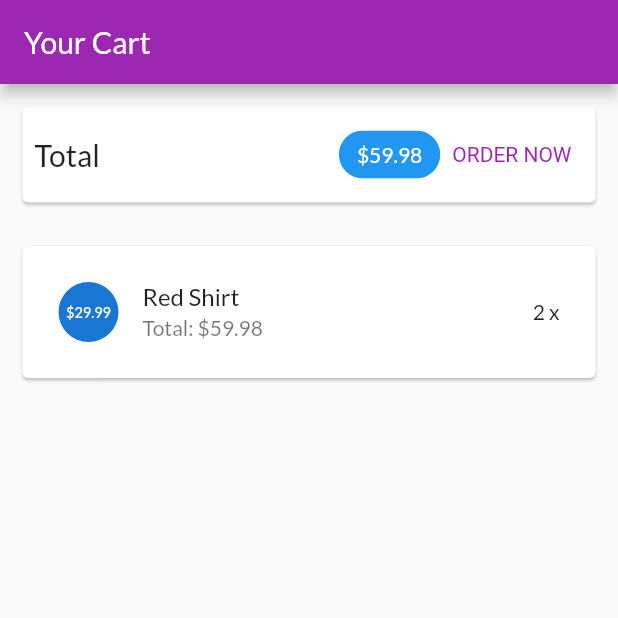
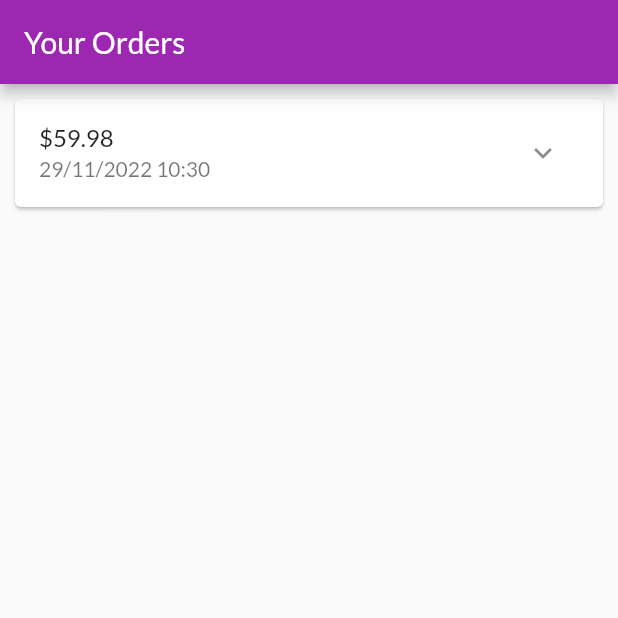
Before and after one commit to stepup79/ct484_myshop, a Flutter app: the screen it shows after launch, on a phone screen of 412 x 824 dp, the top half of it. Run offline on Flutter 3.47's test engine with Material 2 defaults, Android fonts, the phone set to English and light mode, and no system bars.

Commit message:
Xay dung trang cac dat hang

```diff
--- a/lib/main.dart
+++ b/lib/main.dart
@@ -4,6 +4,7 @@ import 'ui/products/product_detail_screen.dart';
 import 'ui/products/product_overview_screen.dart';
 import 'ui/products/user_products_screen.dart';
 import 'ui/cart/cart_screen.dart';
+import 'ui/orders/orders_screen.dart';
 
 void main() {
   runApp(const MyApp());
@@ -35,7 +36,7 @@ class MyApp extends StatelessWidget {
       //     child: ProductsOverviewScreen(),
       // ),
       home: const SafeArea(
-          child: CartScreen(),
+          child: OrdersScreen(),
       ),
     );
   }
--- /dev/null
+++ b/lib/models/order_item.dart
@@ -0,0 +1,33 @@
+import 'cart_item.dart';
+
+class OrderItem {
+  final String? id;
+  final double amount;
+  final List<CartItem> products;
+  final DateTime dateTime;
+
+  int get productCount {
+    return products.length;
+  }
+
+  OrderItem({
+    this.id,
+    required this.amount,
+    required this.products,
+    DateTime? dateTime,
+  }) : dateTime = dateTime ?? DateTime.now();
+
+  OrderItem copyWith({
+    String? id,
+    double? amount,
+    List<CartItem>? products,
+    DateTime? dateTime,
+  }) {
+    return OrderItem(
+      id: id ?? this.id,
+      amount: amount ?? this.amount,
+      products: products ?? this.products,
+      dateTime: dateTime ?? this.dateTime,
+    );
+  }
+}
--- /dev/null
+++ b/lib/ui/orders/order_item_card.dart
@@ -0,0 +1,81 @@
+import 'dart:math';
+
+import 'package:flutter/material.dart';
+import 'package:intl/intl.dart';
+
+import '../../models/order_item.dart';
+
+class OrderItemCard extends StatefulWidget {
+  final OrderItem order;
+
+  const OrderItemCard(this.order, {super.key});
+
+  @override
+  State<OrderItemCard> createState() => _OrderItemCardState();
+}
+
+class _OrderItemCardState extends State<OrderItemCard> {
+  var _expanded = false;
+
+  @override
+  Widget build(BuildContext context) {
+    return Card(
+      margin: const EdgeInsets.all(10),
+      child: Column(
+        children: <Widget>[
+          buildOrderSummary(),
+          if (_expanded) buildOrderDetails()
+        ],
+      ),
+    );
+  }
+
+  Widget buildOrderDetails() {
+    return Container(
+      padding: const EdgeInsets.symmetric(horizontal: 15, vertical: 4),
+      height: min(widget.order.productCount * 20.0 + 10, 100),
+      child: ListView(
+        children: widget.order.products
+            .map(
+              (prod) => Row(
+                mainAxisAlignment: MainAxisAlignment.spaceBetween,
+                children: <Widget>[
+                  Text(
+                    prod.title,
+                    style: const TextStyle(
+                      fontSize: 18,
+                      fontWeight: FontWeight.bold,
+                    ),
+                  ),
+                  Text(
+                    '${prod.quanlity}x \$${prod.price}',
+                    style: const TextStyle(
+                      fontSize: 18,
+                      color: Colors.grey,
+                    ),
+                  )
+                ],
+              ),
+            )
+            .toList(),
+      ),
+    );
+  }
+
+  Widget buildOrderSummary() {
+    return ListTile(
+      title: Text('\$${widget.order.amount}'),
+      subtitle: Text(
+        DateFormat('dd/MM/yyyy hh:mm').format(widget.order.dateTime),
+      ),
+      trailing: IconButton(
+        icon: Icon(_expanded ? Icons.expand_less : Icons.expand_more),
+        onPressed: () {
+          setState(() {
+            _expanded = !_expanded;
+          });
+        },
+      ),
+    );
+  }
+}
--- /dev/null
+++ b/lib/ui/orders/order_manager.dart
@@ -0,0 +1,30 @@
+import 'package:flutter/cupertino.dart';
+
+import '../../models/cart_item.dart';
+import '../../models/order_item.dart';
+
+class OrdersManager with ChangeNotifier {
+  final List<OrderItem> _orders = [
+    OrderItem(
+      id: 'o1',
+      amount: 59.98,
+      products: [
+        CartItem(
+          id: 'c1',
+          title: 'Red Shirt',
+          price: 29.99,
+          quanlity: 2,
+        )
+      ],
+      dateTime: DateTime.now(),
+    )
+  ];
+
+  int get orderCount {
+    return _orders.length;
+  }
+
+  List<OrderItem> get orders {
+    return [..._orders];
+  }
+}
--- /dev/null
+++ b/lib/ui/orders/orders_screen.dart
@@ -0,0 +1,23 @@
+import 'package:flutter/material.dart';
+
+import 'order_manager.dart';
+import 'order_item_card.dart';
+
+class OrdersScreen extends StatelessWidget {
+  const OrdersScreen({super.key});
+
+  @override
+  Widget build(BuildContext context) {
+    print('building orders');
+    final ordersManager = OrdersManager();
+    return Scaffold(
+      appBar: AppBar(
+        title: const Text('Your Orders'),
+      ),
+      body: ListView.builder(
+        itemCount: ordersManager.orderCount,
+        itemBuilder: (ctx, i) => OrderItemCard(ordersManager.orders[i]),
+      ),
+    );
+  }
+}
--- a/pubspec.yaml
+++ b/pubspec.yaml
@@ -36,6 +36,7 @@ dependencies:
   # The following adds the Cupertino Icons font to your application.
   # Use with the CupertinoIcons class for iOS style icons.
   cupertino_icons: ^1.0.2
+  intl: ^0.17.0
 
 dev_dependencies:
   flutter_test:
```
Also changed, not shown: pubspec.lock.
